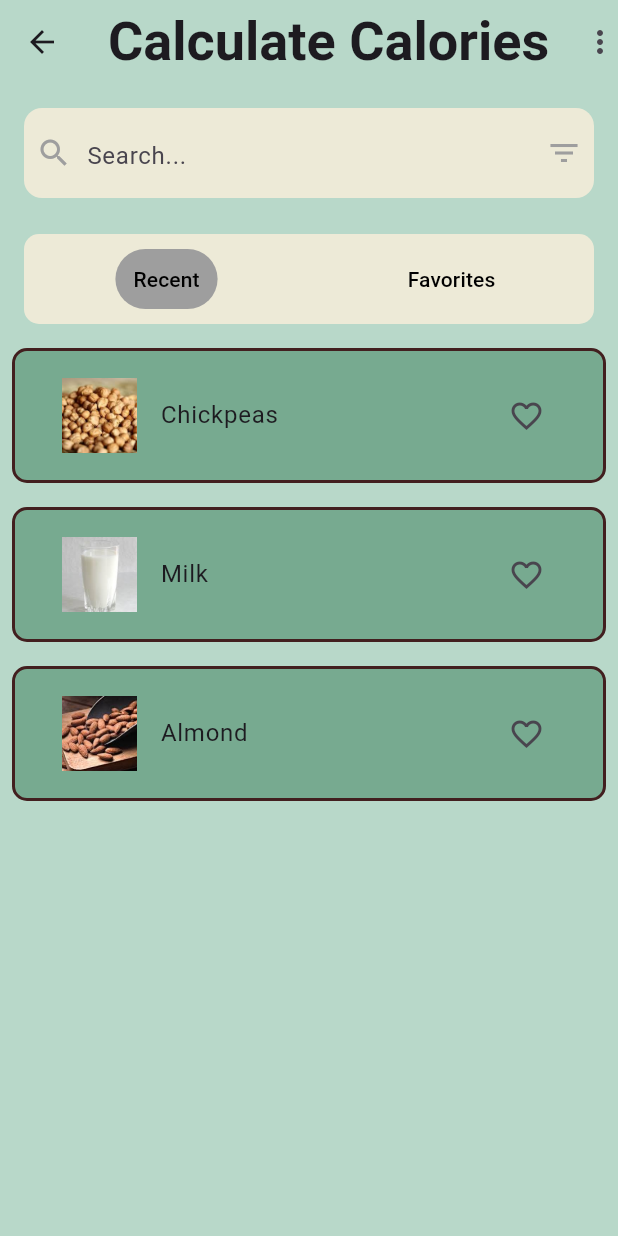
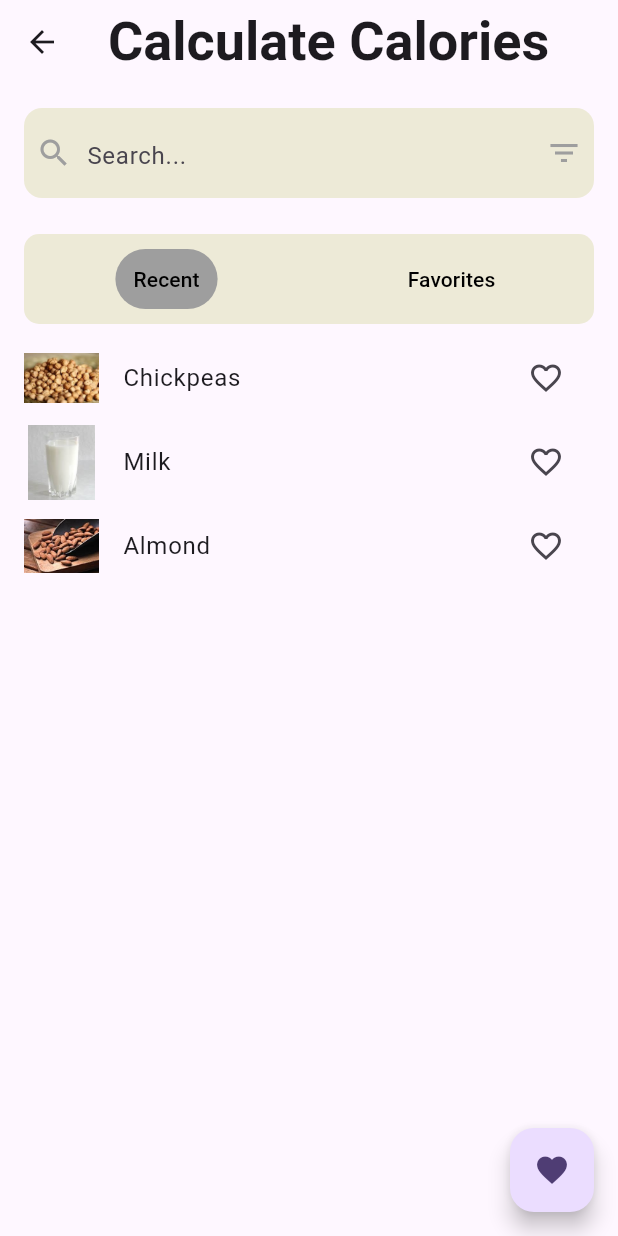
Before and after one commit to Shrijana1029/fitnessapp, a Flutter app: the BreakFast screen opened directly, on a phone screen of 412 x 824 dp. Run offline on Flutter 3.47's test engine with Material 3 defaults, Android fonts, the phone set to English and light mode, and no system bars; our stand-ins replace awesome_notifications, cloud_firestore, firebase_auth, firebase_core, fl_chart, get and 5 more; accounts and stored records are empty.

```diff
--- a/lib/screens/breakfast_page.dart
+++ b/lib/screens/foods/breakfast_page.dart
@@ -1,11 +1,13 @@
-// import 'package:flutter/foundation.dart';
-import 'package:fitnessapp/screens/food_details.dart';
-import 'package:fitnessapp/screens/food_list.dart';
+import 'package:fitnessapp/screens/foods/favorite_page.dart';
 import 'package:flutter/material.dart';
-// import 'package:flutter/widgets.dart';
+import 'package:get/get.dart';
+import 'food_details.dart';
+import '../foods/controller.dart';
+
+import 'food_list.dart';
 
 class BreakFast extends StatefulWidget {
-  const BreakFast({super.key});
+  BreakFast({super.key});
 
   @override
   State<BreakFast> createState() => _BreakFastState();
@@ -13,18 +15,16 @@ class BreakFast extends StatefulWidget {
 
 class _BreakFastState extends State<BreakFast> {
   int _selectedindex = 0;
-  List<Food> foods = foodList;
+
+  // List<Food> foods = foodList;
+  final FavoritesController favoritesController =
+      Get.put(FavoritesController());
   @override
   Widget build(BuildContext context) {
     return Scaffold(
-      backgroundColor: Theme.of(context)
-          .primaryColorDark, // Gradient background starting color
       appBar: AppBar(
-        backgroundColor: Colors.transparent,
-        elevation: 0,
         title: const Text('Calculate Calories'),
         centerTitle: true,
-        actions: const [Icon(Icons.more_vert)],
       ),
       body: Column(
         children: [
@@ -109,56 +109,47 @@ class _BreakFastState extends State<BreakFast> {
           /////////////RECENT FOOD ITEMS////////////
           Expanded(
             child: ListView.builder(
-              itemCount: foods.length,
+              itemCount: foodList.length,
               itemBuilder: (context, index) {
-                final food = foods[index];
-                return Padding(
-                  padding: const EdgeInsets.all(8.0),
-                  child: Container(
-                    decoration: BoxDecoration(
-                      color: const Color.fromARGB(255, 119, 170, 144),
-                      border: Border.all(
-                        color: const Color.fromARGB(255, 66, 31, 31),
-                        width: 2,
+                final food = foodList[index];
+                return ListTile(
+                  leading: Image.asset(food.image1, width: 50, height: 50),
+                  title: Text(food.name),
+                  trailing: Obx(() {
+                    //remember it returns bool value //
+                    final isFavorite =
+                        favoritesController.favoriteFoods.contains(food);
+                    //
+                    return IconButton(
+                      icon: Icon(
+                        isFavorite ? Icons.favorite : Icons.favorite_border,
+                        color: isFavorite ? Colors.red : null,
                       ),
-                      borderRadius: BorderRadius.circular(10), // Add this line
-                    ),
-                    child: Container(
-                      padding: const EdgeInsets.all(15),
-                      child: ListTile(
-                        leading: Container(
-                          decoration: BoxDecoration(
-                            borderRadius:
-                                BorderRadius.circular(30), // Add this line
-                          ),
-                          child: Image.asset(
-                            food.image1,
-                            fit: BoxFit.cover,
-                            width: 50,
-                            height: 50,
-                          ),
-                        ),
-                        title: Text(food.name),
-                        trailing: const Icon(Icons.favorite_border),
-                        onTap: () => Navigator.push(
-                          context,
-                          MaterialPageRoute(
-                            builder: (context) => FoodList(food: food),
-                          ),
-                        ),
-                      ),
-                    ),
-                  ),
+                      onPressed: () {
+                        if (isFavorite) {
+                          favoritesController.removeFromFavorites(food);
+                        } else {
+                          favoritesController.addToFavorites(food);
+                        }
+                      },
+                    );
+                  }),
+                  onTap: () => Get.to(() => FoodDetail(food: food)),
                 );
               },
             ),
           ),
         ],
       ),
+      floatingActionButton: FloatingActionButton(
+          child: const Icon(Icons.favorite),
+          onPressed: () {
+            Get.to(FavoritesPage());
+          }),
     );
   }
 
-  ///food search///////////
+  //food search///////////
   void searchedItem(String query) {
     final suggestions = foodList.where((food) {
       final foodName = food.name.toLowerCase();
@@ -166,7 +157,7 @@ class _BreakFastState extends State<BreakFast> {
       return foodName.contains(input);
     }).toList();
     setState(
-      () => foods = suggestions,
+      () => foodList = suggestions,
     );
   }
 }
--- /dev/null
+++ b/lib/screens/foods/controller.dart
@@ -0,0 +1,17 @@
+import 'package:get/get.dart';
+import 'food_list.dart'; // Import your Food class and foodList
+
+class FavoritesController extends GetxController {
+  var favoriteFoods = <Food>[].obs;
+// Observable list of favorite items
+
+  void addToFavorites(Food food) {
+    if (!favoriteFoods.contains(food)) {
+      favoriteFoods.add(food);
+    }
+  }
+
+  void removeFromFavorites(Food food) {
+    favoriteFoods.remove(food);
+  }
+}
--- a/lib/screens/food_list.dart
+++ b/lib/screens/foods/food_list.dart
@@ -18,6 +18,7 @@ class Food {
 
   /// constructor declaration
   const Food({
+    //parameters
     required this.name,
     required this.image1,
     required this.image2,
@@ -33,9 +34,11 @@ class Food {
     required this.ufat,
   });
 }
+
 ////////secton 3//////
-
-const foodList = [
+//yo list ma cha Food class ko object banauna milxa
+List<Food> foodList = [
+  //objects of food class
   Food(
     name: 'Chickpeas',
     image1: 'assets/img/chickpeas.jpg',
--- a/lib/screens/front_page.dart
+++ b/lib/screens/front_page.dart
@@ -3,7 +3,7 @@ import 'package:awesome_notifications/awesome_notifications.dart';
 import 'package:fitnessapp/firebase_services/notification_services.dart';
 import 'package:fitnessapp/screens/profile/profile_view.dart';
 import 'package:fitnessapp/screens/activity/activity_tracking.dart';
-import 'package:fitnessapp/screens/breakfast_page.dart';
+import 'package:fitnessapp/screens/foods/breakfast_page.dart';
 import 'package:fitnessapp/screens/home.dart';
 import 'package:fitnessapp/screens/login_signup/login_page.dart';
 import 'package:flutter/material.dart';
@@ -30,7 +30,7 @@ class _FrontPageState extends State<FrontPage> {
   List<Widget> _buildScreens() {
     return [
       const ActivityTracker(),
-      const BreakFast(),
+      BreakFast(),
       const Home(),
       const ProfileView(),
       // EditPersonalinfo(),
--- a/pubspec.yaml
+++ b/pubspec.yaml
@@ -53,6 +53,7 @@ dependencies:
   dotted_line: ^3.2.3
   readmore: ^3.0.0
   shared_preferences: ^2.3.4
+  get: ^4.6.6
 
 
 dev_dependencies:
```
Also changed, not shown: lib/main.dart (+5 -4 lines), lib/screens/extra.dart (+38 -152 lines), lib/screens/foods/favorite_page.dart (added, +42 -0 lines), lib/screens/foods/food_details.dart (renamed from lib/screens/food_details.dart, +24 -3 lines), pubspec.lock.
